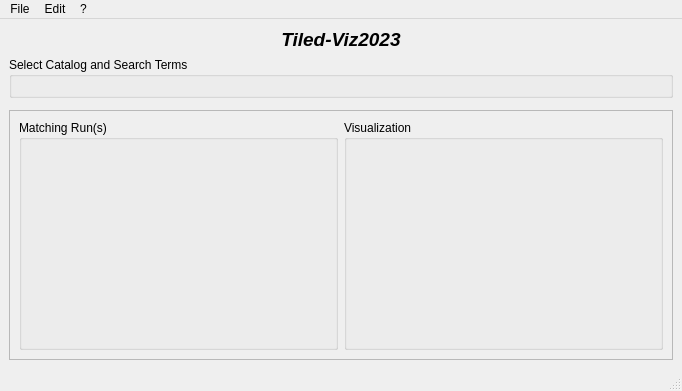
BCDA-APS/gemviz, file gemviz23/demo/resources/mainwindow.ui: the form before one commit.
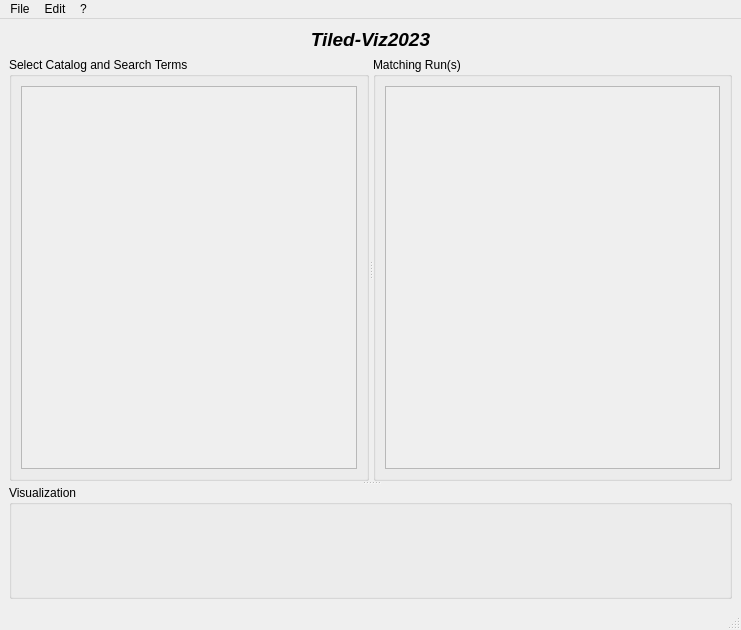
The form after the commit.

The edit to the form file:
```diff
--- a/gemviz23/demo/resources/mainwindow.ui
+++ b/gemviz23/demo/resources/mainwindow.ui
@@ -6,17 +6,15 @@
    <rect>
     <x>0</x>
     <y>0</y>
-    <width>682</width>
-    <height>391</height>
+    <width>741</width>
+    <height>630</height>
    </rect>
   </property>
   <property name="windowTitle">
    <string>MainWindow</string>
   </property>
   <widget class="QWidget" name="centralwidget">
-   <layout class="QVBoxLayout" name="verticalLayout_2">
-    <item>
-     <layout class="QVBoxLayout" name="verticalLayout" stretch="0,0,0,1">
+   <layout class="QVBoxLayout" name="verticalLayout">
       <item>
        <widget class="QLabel" name="title">
         <property name="font">
@@ -36,54 +34,69 @@
        </widget>
       </item>
       <item>
-       <widget class="QGroupBox" name="filter_panel">
+     <widget class="QSplitter" name="splitter_2">
+      <property name="orientation">
+       <enum>Qt::Vertical</enum>
+      </property>
+      <widget class="QSplitter" name="splitter">
+       <property name="orientation">
+        <enum>Qt::Horizontal</enum>
+       </property>
+       <widget class="QGroupBox" name="filter_groupbox">
         <property name="title">
          <string>Select Catalog and Search Terms</string>
         </property>
-        <layout class="QHBoxLayout" name="horizontalLayout_4">
-         <item>
-          <layout class="QHBoxLayout" name="filter_layout"/>
-         </item>
-        </layout>
-       </widget>
-      </item>
-      <item>
-       <widget class="QWidget" name="widget" native="true"/>
-      </item>
-      <item>
-       <widget class="QFrame" name="frame">
-        <property name="frameShape">
-         <enum>QFrame::StyledPanel</enum>
-        </property>
-        <property name="frameShadow">
-         <enum>QFrame::Sunken</enum>
-        </property>
-        <property name="lineWidth">
-         <number>8</number>
-        </property>
-        <layout class="QHBoxLayout" name="horizontalLayout_2">
-         <item>
           <layout class="QHBoxLayout" name="horizontalLayout">
            <item>
-            <widget class="QGroupBox" name="runs_panel">
+          <widget class="QScrollArea" name="filter_scroll">
+           <property name="widgetResizable">
+            <bool>true</bool>
+           </property>
+           <widget class="QWidget" name="filter_widget">
+            <property name="geometry">
+             <rect>
+              <x>0</x>
+              <y>0</y>
+              <width>377</width>
+              <height>238</height>
+             </rect>
+            </property>
+           </widget>
+          </widget>
+         </item>
+        </layout>
+       </widget>
+       <widget class="QGroupBox" name="runs_groupbox">
              <property name="title">
               <string>Matching Run(s)</string>
              </property>
-            </widget>
-           </item>
+        <layout class="QHBoxLayout" name="horizontalLayout_2">
            <item>
+          <widget class="QScrollArea" name="scrollArea_2">
+           <property name="widgetResizable">
+            <bool>true</bool>
+           </property>
+           <widget class="QWidget" name="runs_widget">
+            <property name="geometry">
+             <rect>
+              <x>0</x>
+              <y>0</y>
+              <width>290</width>
+              <height>238</height>
+             </rect>
+            </property>
+           </widget>
+          </widget>
+         </item>
+        </layout>
+       </widget>
+      </widget>
             <widget class="QGroupBox" name="viz_panel">
              <property name="title">
               <string>Visualization</string>
              </property>
             </widget>
-           </item>
-          </layout>
-         </item>
-        </layout>
-       </widget>
-      </item>
-     </layout>
+     </widget>
     </item>
    </layout>
   </widget>
@@ -92,7 +105,7 @@
     <rect>
      <x>0</x>
      <y>0</y>
-     <width>682</width>
+     <width>741</width>
      <height>20</height>
     </rect>
    </property>
```
Lines whose indentation alone changed are shown as unchanged.
